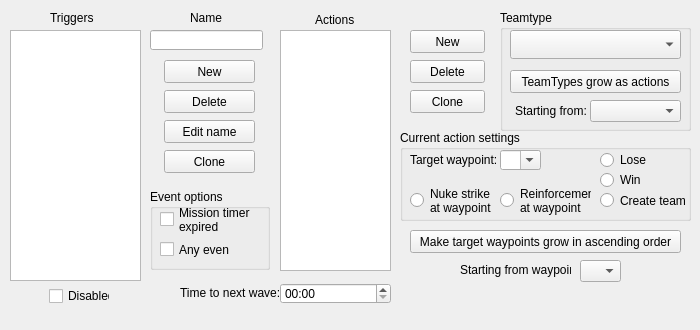
This is src/triggersection.ui in PTapioK/TSWaveMaker as Qt 5 draws it before an edit. The edited form follows.
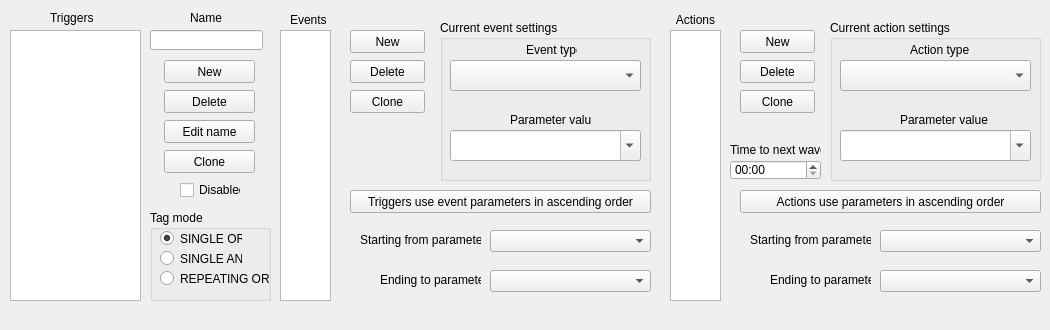
This is the edited form.

Commit message: All GUI elements locale is now en-US. Started improving trigger section.

The edit to the form file:
```diff
--- a/src/triggersection.ui
+++ b/src/triggersection.ui
@@ -6,7 +6,7 @@
    <rect>
     <x>0</x>
     <y>0</y>
-    <width>700</width>
+    <width>1050</width>
     <height>330</height>
    </rect>
   </property>
@@ -18,13 +18,13 @@
   </property>
   <property name="minimumSize">
    <size>
-    <width>700</width>
+    <width>800</width>
     <height>330</height>
    </size>
   </property>
   <property name="maximumSize">
    <size>
-    <width>700</width>
+    <width>10000</width>
     <height>330</height>
    </size>
   </property>
@@ -105,55 +105,6 @@
      <string>Delete</string>
     </property>
    </widget>
-   <widget class="QComboBox" name="TeamtypeBox">
-    <property name="enabled">
-     <bool>true</bool>
-    </property>
-    <property name="geometry">
-     <rect>
-      <x>510</x>
-      <y>30</y>
-      <width>171</width>
-      <height>29</height>
-     </rect>
-    </property>
-    <property name="sizePolicy">
-     <sizepolicy hsizetype="Fixed" vsizetype="Fixed">
-      <horstretch>0</horstretch>
-      <verstretch>0</verstretch>
-     </sizepolicy>
-    </property>
-    <property name="minimumSize">
-     <size>
-      <width>121</width>
-      <height>20</height>
-     </size>
-    </property>
-    <property name="font">
-     <font>
-      <family>MS Shell Dlg 2</family>
-      <pointsize>14</pointsize>
-     </font>
-    </property>
-    <property name="inputMethodHints">
-     <set>Qt::ImhNone</set>
-    </property>
-    <property name="editable">
-     <bool>false</bool>
-    </property>
-    <property name="sizeAdjustPolicy">
-     <enum>QComboBox::AdjustToContentsOnFirstShow</enum>
-    </property>
-    <property name="iconSize">
-     <size>
-      <width>16</width>
-      <height>20</height>
-     </size>
-    </property>
-    <property name="frame">
-     <bool>true</bool>
-    </property>
-   </widget>
    <widget class="QPushButton" name="NewTrigger">
     <property name="geometry">
      <rect>
@@ -173,15 +124,15 @@
       <x>10</x>
       <y>30</y>
       <width>131</width>
-      <height>251</height>
+      <height>271</height>
      </rect>
     </property>
    </widget>
    <widget class="QCheckBox" name="isDisabledCheck">
     <property name="geometry">
      <rect>
-      <x>49</x>
-      <y>286</y>
+      <x>180</x>
+      <y>180</y>
       <width>61</width>
       <height>20</height>
      </rect>
@@ -193,7 +144,7 @@
    <widget class="QPushButton" name="CloneAction">
     <property name="geometry">
      <rect>
-      <x>410</x>
+      <x>740</x>
       <y>90</y>
       <width>75</width>
       <height>23</height>
@@ -206,7 +157,7 @@
    <widget class="QPushButton" name="DeleteAction">
     <property name="geometry">
      <rect>
-      <x>410</x>
+      <x>740</x>
       <y>60</y>
       <width>75</width>
       <height>23</height>
@@ -219,7 +170,7 @@
    <widget class="QPushButton" name="NewAction">
     <property name="geometry">
      <rect>
-      <x>410</x>
+      <x>740</x>
       <y>30</y>
       <width>75</width>
       <height>23</height>
@@ -245,10 +196,10 @@
    <widget class="QListWidget" name="ActionList">
     <property name="geometry">
      <rect>
-      <x>280</x>
+      <x>670</x>
       <y>30</y>
-      <width>111</width>
-      <height>241</height>
+      <width>51</width>
+      <height>271</height>
      </rect>
     </property>
     <property name="selectionMode">
@@ -258,142 +209,40 @@
    <widget class="QLabel" name="ActionLabel">
     <property name="geometry">
      <rect>
-      <x>315</x>
+      <x>670</x>
       <y>10</y>
-      <width>41</width>
+      <width>51</width>
       <height>20</height>
      </rect>
     </property>
     <property name="text">
-     <string>Actions</string>
-    </property>
-   </widget>
-   <widget class="QPushButton" name="TeamAOButton">
-    <property name="geometry">
-     <rect>
-      <x>510</x>
-      <y>70</y>
-      <width>171</width>
-      <height>23</height>
-     </rect>
-    </property>
-    <property name="text">
-     <string>TeamTypes grow as actions</string>
-    </property>
-   </widget>
-   <widget class="QLabel" name="label">
-    <property name="geometry">
-     <rect>
-      <x>515</x>
-      <y>100</y>
-      <width>71</width>
-      <height>21</height>
-     </rect>
-    </property>
-    <property name="text">
-     <string>Starting from:</string>
-    </property>
-   </widget>
-   <widget class="QComboBox" name="TeamAOBox">
-    <property name="geometry">
-     <rect>
-      <x>590</x>
-      <y>100</y>
-      <width>91</width>
-      <height>22</height>
-     </rect>
-    </property>
-   </widget>
-   <widget class="QGroupBox" name="groupBox">
-    <property name="geometry">
-     <rect>
-      <x>150</x>
-      <y>189</y>
-      <width>120</width>
-      <height>81</height>
-     </rect>
-    </property>
-    <property name="title">
-     <string>Event options</string>
-    </property>
-    <widget class="QCheckBox" name="isTimedWave">
-     <property name="geometry">
-      <rect>
-       <x>10</x>
-       <y>10</y>
-       <width>101</width>
-       <height>41</height>
-      </rect>
-     </property>
-     <property name="text">
-      <string>Mission timer
-expired</string>
-     </property>
-    </widget>
-    <widget class="QCheckBox" name="anyEventWave">
-     <property name="geometry">
-      <rect>
-       <x>10</x>
-       <y>50</y>
-       <width>70</width>
-       <height>21</height>
-      </rect>
-     </property>
-     <property name="text">
-      <string>Any event</string>
-     </property>
-    </widget>
-   </widget>
-   <widget class="QGroupBox" name="groupBox_2">
-    <property name="geometry">
-     <rect>
-      <x>500</x>
-      <y>10</y>
-      <width>191</width>
-      <height>121</height>
-     </rect>
-    </property>
-    <property name="title">
-     <string>Teamtype</string>
+     <string>&lt;html&gt;&lt;head/&gt;&lt;body&gt;&lt;p align=&quot;center&quot;&gt;Actions&lt;/p&gt;&lt;/body&gt;&lt;/html&gt;</string>
     </property>
    </widget>
    <widget class="QGroupBox" name="groupBox_3">
     <property name="geometry">
      <rect>
-      <x>400</x>
-      <y>130</y>
-      <width>291</width>
-      <height>91</height>
+      <x>830</x>
+      <y>20</y>
+      <width>211</width>
+      <height>161</height>
      </rect>
     </property>
     <property name="title">
      <string>Current action settings</string>
     </property>
-    <widget class="QLabel" name="WPointLabel">
+    <widget class="QComboBox" name="ActionParamBox">
      <property name="geometry">
       <rect>
        <x>10</x>
-       <y>20</y>
-       <width>131</width>
-       <height>21</height>
-      </rect>
-     </property>
-     <property name="text">
-      <string>&lt;html&gt;&lt;head/&gt;&lt;body&gt;&lt;p&gt;Target waypoint:&lt;/p&gt;&lt;/body&gt;&lt;/html&gt;</string>
-     </property>
-    </widget>
-    <widget class="QComboBox" name="WaypointBox">
-     <property name="geometry">
-      <rect>
-       <x>100</x>
-       <y>20</y>
-       <width>41</width>
-       <height>20</height>
+       <y>110</y>
+       <width>191</width>
+       <height>31</height>
       </rect>
      </property>
      <property name="maximumSize">
       <size>
-       <width>41</width>
+       <width>16777215</width>
        <height>16777215</height>
       </size>
      </property>
@@ -426,98 +275,54 @@
       <string>Other action</string>
      </property>
     </widget>
-    <widget class="QRadioButton" name="isNukeStrike">
+    <widget class="QComboBox" name="ActionTypeBox">
      <property name="geometry">
       <rect>
        <x>10</x>
-       <y>50</y>
-       <width>91</width>
-       <height>41</height>
-      </rect>
-     </property>
-     <property name="text">
-      <string>Nuke strike
-at waypoint</string>
-     </property>
-    </widget>
-    <widget class="QRadioButton" name="isLose">
-     <property name="geometry">
-      <rect>
-       <x>200</x>
-       <y>20</y>
-       <width>51</width>
-       <height>20</height>
-      </rect>
-     </property>
-     <property name="text">
-      <string>Lose</string>
-     </property>
-    </widget>
-    <widget class="QRadioButton" name="isWin">
-     <property name="geometry">
-      <rect>
-       <x>200</x>
        <y>40</y>
-       <width>51</width>
-       <height>20</height>
+       <width>191</width>
+       <height>31</height>
       </rect>
      </property>
-     <property name="text">
-      <string>Win</string>
-     </property>
     </widget>
-    <widget class="QRadioButton" name="isReinforcement">
+    <widget class="QLabel" name="AParameterLabel">
      <property name="geometry">
       <rect>
-       <x>100</x>
-       <y>50</y>
-       <width>91</width>
-       <height>41</height>
-      </rect>
-     </property>
-     <property name="text">
-      <string>Reinforcement 
-at waypoint</string>
-     </property>
-    </widget>
-    <widget class="QRadioButton" name="isCreateTeam">
-     <property name="geometry">
-      <rect>
-       <x>200</x>
-       <y>60</y>
-       <width>91</width>
+       <x>70</x>
+       <y>90</y>
+       <width>101</width>
        <height>21</height>
       </rect>
      </property>
      <property name="text">
-      <string>Create team</string>
+      <string>&lt;html&gt;&lt;head/&gt;&lt;body&gt;&lt;p&gt;Parameter value&lt;/p&gt;&lt;/body&gt;&lt;/html&gt;</string>
      </property>
     </widget>
-   </widget>
-   <widget class="QPushButton" name="WPointAOButton">
-    <property name="geometry">
-     <rect>
-      <x>410</x>
-      <y>230</y>
-      <width>271</width>
-      <height>23</height>
-     </rect>
-    </property>
-    <property name="text">
-     <string>Make target waypoints grow in ascending order</string>
-    </property>
+    <widget class="QLabel" name="ATypeLabel">
+     <property name="geometry">
+      <rect>
+       <x>80</x>
+       <y>20</y>
+       <width>61</width>
+       <height>20</height>
+      </rect>
+     </property>
+     <property name="text">
+      <string>Action type</string>
+     </property>
+    </widget>
    </widget>
    <widget class="QLabel" name="TALALabel">
     <property name="geometry">
      <rect>
-      <x>180</x>
-      <y>283</y>
-      <width>101</width>
+      <x>730</x>
+      <y>140</y>
+      <width>91</width>
       <height>20</height>
      </rect>
     </property>
     <property name="text">
-     <string>Time to next wave:</string>
+     <string>&lt;html&gt;&lt;head/&gt;&lt;body&gt;&lt;p align=&quot;center&quot;&gt;Time to next wave&lt;/p&gt;&lt;/body&gt;&lt;/html&gt;</string>
     </property>
     <property name="wordWrap">
      <bool>false</bool>
@@ -526,10 +331,10 @@
    <widget class="QTimeEdit" name="WaveTimer">
     <property name="geometry">
      <rect>
-      <x>280</x>
-      <y>283</y>
-      <width>111</width>
-      <height>21</height>
+      <x>730</x>
+      <y>160</y>
+      <width>91</width>
+      <height>20</height>
      </rect>
     </property>
     <property name="displayFormat">
@@ -539,14 +344,14 @@
    <widget class="QLabel" name="SWPointLabel">
     <property name="geometry">
      <rect>
-      <x>460</x>
-      <y>260</y>
-      <width>111</width>
+      <x>750</x>
+      <y>230</y>
+      <width>121</width>
       <height>20</height>
      </rect>
     </property>
     <property name="text">
-     <string>Starting from waypoint:</string>
+     <string>&lt;html&gt;&lt;head/&gt;&lt;body&gt;&lt;p align=&quot;right&quot;&gt;Starting from parameter:&lt;/p&gt;&lt;/body&gt;&lt;/html&gt;</string>
     </property>
    </widget>
    <widget class="QComboBox" name="SWaypointBox">
@@ -555,9 +360,9 @@
     </property>
     <property name="geometry">
      <rect>
-      <x>580</x>
-      <y>260</y>
-      <width>41</width>
+      <x>880</x>
+      <y>230</y>
+      <width>161</width>
       <height>22</height>
      </rect>
     </property>
@@ -571,32 +376,283 @@
      <number>99</number>
     </property>
    </widget>
-   <zorder>NEdit</zorder>
-   <zorder>CloneTrigger</zorder>
-   <zorder>EditTriggerName</zorder>
-   <zorder>NLabel</zorder>
-   <zorder>DeleteTrigger</zorder>
-   <zorder>NewTrigger</zorder>
-   <zorder>TriggerList</zorder>
-   <zorder>isDisabledCheck</zorder>
-   <zorder>CloneAction</zorder>
-   <zorder>DeleteAction</zorder>
-   <zorder>NewAction</zorder>
-   <zorder>TriggerLabel</zorder>
-   <zorder>ActionList</zorder>
-   <zorder>ActionLabel</zorder>
-   <zorder>groupBox</zorder>
-   <zorder>groupBox_2</zorder>
-   <zorder>TeamtypeBox</zorder>
-   <zorder>TeamAOButton</zorder>
-   <zorder>TeamAOBox</zorder>
-   <zorder>label</zorder>
-   <zorder>groupBox_3</zorder>
-   <zorder>WPointAOButton</zorder>
-   <zorder>TALALabel</zorder>
-   <zorder>WaveTimer</zorder>
-   <zorder>SWPointLabel</zorder>
-   <zorder>SWaypointBox</zorder>
+   <widget class="QPushButton" name="AParamAOButton">
+    <property name="geometry">
+     <rect>
+      <x>740</x>
+      <y>190</y>
+      <width>301</width>
+      <height>23</height>
+     </rect>
+    </property>
+    <property name="text">
+     <string>Actions use parameters in ascending order</string>
+    </property>
+   </widget>
+   <widget class="QComboBox" name="EAParameterBox">
+    <property name="geometry">
+     <rect>
+      <x>880</x>
+      <y>270</y>
+      <width>161</width>
+      <height>22</height>
+     </rect>
+    </property>
+   </widget>
+   <widget class="QLabel" name="EAParameterLabel">
+    <property name="geometry">
+     <rect>
+      <x>770</x>
+      <y>270</y>
+      <width>101</width>
+      <height>20</height>
+     </rect>
+    </property>
+    <property name="text">
+     <string>&lt;html&gt;&lt;head/&gt;&lt;body&gt;&lt;p align=&quot;right&quot;&gt;Ending to parameter:&lt;/p&gt;&lt;/body&gt;&lt;/html&gt;</string>
+    </property>
+   </widget>
+   <widget class="QListWidget" name="EventList">
+    <property name="geometry">
+     <rect>
+      <x>280</x>
+      <y>30</y>
+      <width>51</width>
+      <height>271</height>
+     </rect>
+    </property>
+    <property name="selectionMode">
+     <enum>QAbstractItemView::ExtendedSelection</enum>
+    </property>
+   </widget>
+   <widget class="QLabel" name="label_2">
+    <property name="geometry">
+     <rect>
+      <x>290</x>
+      <y>10</y>
+      <width>41</width>
+      <height>20</height>
+     </rect>
+    </property>
+    <property name="text">
+     <string>Events</string>
+    </property>
+   </widget>
+   <widget class="QPushButton" name="NewEvent">
+    <property name="geometry">
+     <rect>
+      <x>350</x>
+      <y>30</y>
+      <width>75</width>
+      <height>23</height>
+     </rect>
+    </property>
+    <property name="text">
+     <string>New</string>
+    </property>
+   </widget>
+   <widget class="QPushButton" name="DeleteEvent">
+    <property name="geometry">
+     <rect>
+      <x>350</x>
+      <y>60</y>
+      <width>75</width>
+      <height>23</height>
+     </rect>
+    </property>
+    <property name="text">
+     <string>Delete</string>
+    </property>
+   </widget>
+   <widget class="QPushButton" name="CloneEvent">
+    <property name="geometry">
+     <rect>
+      <x>350</x>
+      <y>90</y>
+      <width>75</width>
+      <height>23</height>
+     </rect>
+    </property>
+    <property name="text">
+     <string>Clone</string>
+    </property>
+   </widget>
+   <widget class="QGroupBox" name="groupBox">
+    <property name="geometry">
+     <rect>
+      <x>440</x>
+      <y>20</y>
+      <width>211</width>
+      <height>161</height>
+     </rect>
+    </property>
+    <property name="title">
+     <string>Current event settings</string>
+    </property>
+    <widget class="QComboBox" name="EventTypeBox">
+     <property name="geometry">
+      <rect>
+       <x>10</x>
+       <y>40</y>
+       <width>191</width>
+       <height>31</height>
+      </rect>
+     </property>
+    </widget>
+    <widget class="QComboBox" name="EventParamBox">
+     <property name="geometry">
+      <rect>
+       <x>10</x>
+       <y>110</y>
+       <width>191</width>
+       <height>31</height>
+      </rect>
+     </property>
+     <property name="editable">
+      <bool>true</bool>
+     </property>
+    </widget>
+    <widget class="QLabel" name="ETypeLabel">
+     <property name="geometry">
+      <rect>
+       <x>86</x>
+       <y>20</y>
+       <width>51</width>
+       <height>20</height>
+      </rect>
+     </property>
+     <property name="text">
+      <string>Event type</string>
+     </property>
+    </widget>
+    <widget class="QLabel" name="EParameterLabel">
+     <property name="geometry">
+      <rect>
+       <x>70</x>
+       <y>90</y>
+       <width>81</width>
+       <height>20</height>
+      </rect>
+     </property>
+     <property name="text">
+      <string>Parameter value</string>
+     </property>
+    </widget>
+   </widget>
+   <widget class="QGroupBox" name="groupBox_2">
+    <property name="geometry">
+     <rect>
+      <x>150</x>
+      <y>210</y>
+      <width>121</width>
+      <height>91</height>
+     </rect>
+    </property>
+    <property name="title">
+     <string>Tag mode</string>
+    </property>
+    <widget class="QRadioButton" name="TagOr">
+     <property name="geometry">
+      <rect>
+       <x>10</x>
+       <y>20</y>
+       <width>82</width>
+       <height>17</height>
+      </rect>
+     </property>
+     <property name="text">
+      <string>SINGLE OR</string>
+     </property>
+     <property name="checked">
+      <bool>true</bool>
+     </property>
+    </widget>
+    <widget class="QRadioButton" name="TagAnd">
+     <property name="geometry">
+      <rect>
+       <x>10</x>
+       <y>40</y>
+       <width>82</width>
+       <height>17</height>
+      </rect>
+     </property>
+     <property name="text">
+      <string>SINGLE AND</string>
+     </property>
+    </widget>
+    <widget class="QRadioButton" name="TagRepeatingOr">
+     <property name="geometry">
+      <rect>
+       <x>10</x>
+       <y>60</y>
+       <width>111</width>
+       <height>17</height>
+      </rect>
+     </property>
+     <property name="text">
+      <string>REPEATING OR</string>
+     </property>
+    </widget>
+   </widget>
+   <widget class="QPushButton" name="TEParamAOButton">
+    <property name="geometry">
+     <rect>
+      <x>350</x>
+      <y>190</y>
+      <width>301</width>
+      <height>23</height>
+     </rect>
+    </property>
+    <property name="text">
+     <string>Triggers use event parameters in ascending order</string>
+    </property>
+   </widget>
+   <widget class="QComboBox" name="SEParameterBox">
+    <property name="geometry">
+     <rect>
+      <x>490</x>
+      <y>230</y>
+      <width>161</width>
+      <height>22</height>
+     </rect>
+    </property>
+   </widget>
+   <widget class="QComboBox" name="EEParameterBox">
+    <property name="geometry">
+     <rect>
+      <x>490</x>
+      <y>270</y>
+      <width>161</width>
+      <height>22</height>
+     </rect>
+    </property>
+   </widget>
+   <widget class="QLabel" name="SEParameterLabel">
+    <property name="geometry">
+     <rect>
+      <x>360</x>
+      <y>230</y>
+      <width>121</width>
+      <height>20</height>
+     </rect>
+    </property>
+    <property name="text">
+     <string>&lt;html&gt;&lt;head/&gt;&lt;body&gt;&lt;p align=&quot;right&quot;&gt;Starting from parameter:&lt;/p&gt;&lt;/body&gt;&lt;/html&gt;</string>
+    </property>
+   </widget>
+   <widget class="QLabel" name="EEParameterLabel">
+    <property name="geometry">
+     <rect>
+      <x>380</x>
+      <y>270</y>
+      <width>101</width>
+      <height>20</height>
+     </rect>
+    </property>
+    <property name="text">
+     <string>&lt;html&gt;&lt;head/&gt;&lt;body&gt;&lt;p align=&quot;right&quot;&gt;Ending to parameter:&lt;/p&gt;&lt;/body&gt;&lt;/html&gt;</string>
+    </property>
+   </widget>
   </widget>
  </widget>
  <resources/>
```
Left out of the diff: 14 changed lines with no effect on the pictures. The commit also changes 6 other files.
